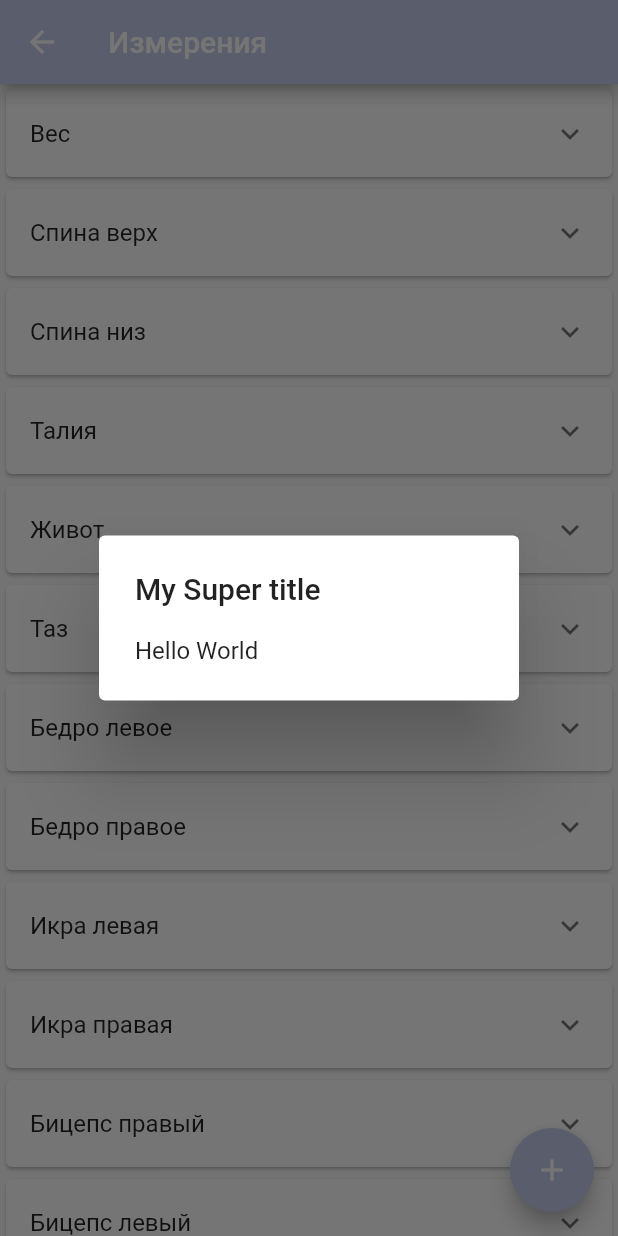
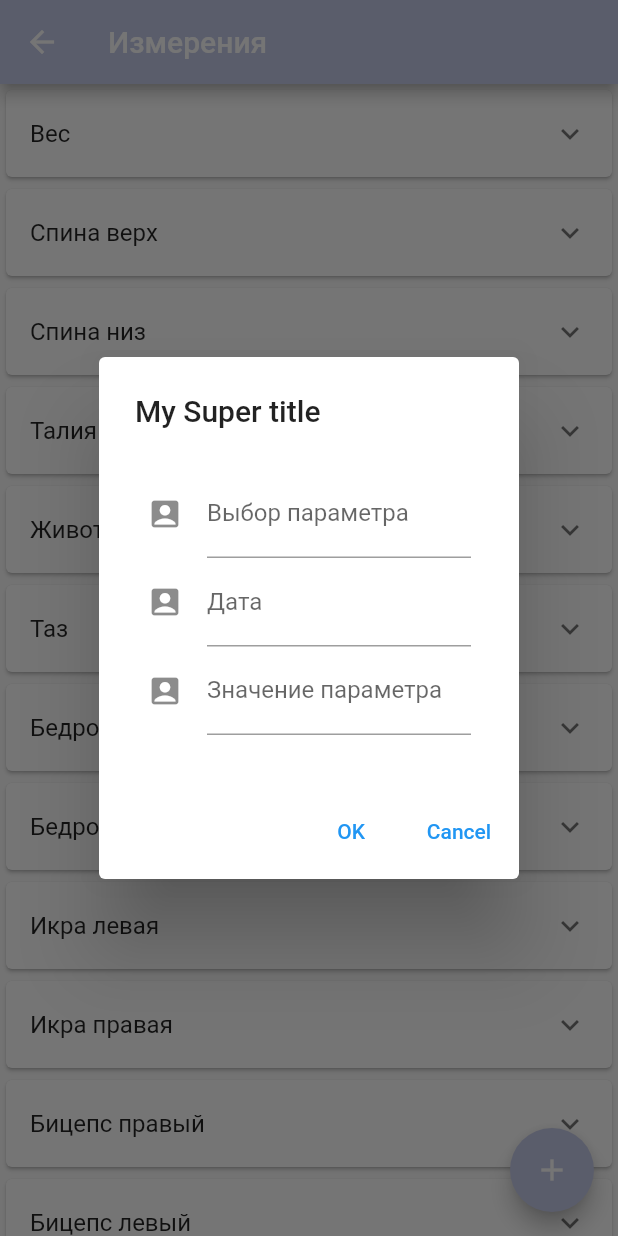
Before and after one commit to rmnsfx/nutrition, a Flutter app: the MeasurePage screen opened directly, after a tap on the "add" icon, on a phone screen of 412 x 824 dp. Run offline on Flutter 3.47's test engine with Material 2 defaults, Android fonts, the phone set to English and light mode, and no system bars; our stand-ins replace cloud_firestore, firebase_core, google_fonts; accounts and stored records are empty.

Commit message:
v1.0.4 datepicker

```diff
--- a/lib/measure.dart
+++ b/lib/measure.dart
@@ -9,16 +9,71 @@ class MeasurePage extends StatelessWidget {
   Widget build(BuildContext context) {
     return Scaffold(
       appBar: AppBar(
-        title: Text("Измерения"),
+        title: const Text("Измерения"),
         backgroundColor: Colors.indigo.shade100,
       ),
       floatingActionButton: FloatingActionButton(
         backgroundColor: Colors.indigo.shade100,
         onPressed: () {
           showDialog( context: context, builder: (BuildContext context) {
-            return const AlertDialog(
-              title: Text("My Super title"),
-              content: Text("Hello World"),
+            return AlertDialog(
+              title: const Text("My Super title"),
+              scrollable: true,
+              content: Padding(
+                padding: const EdgeInsets.all(8.0),
+                child: Column(
+                  children: [
+                    TextFormField(
+                      decoration: const InputDecoration(
+                      labelText: 'Выбор параметра',
+                      icon: Icon(Icons.account_box),),
+                    ),
+                    TextFormField(
+                      decoration: const InputDecoration(
+                        labelText: 'Дата',
+                        icon: Icon(Icons.account_box),
+                      ),
+                      onTap: () async {
+                        DateTime? pickedDate = await showDatePicker(
+                            context: context,
+                            initialDate: DateTime.now(), //get today's date
+                            firstDate:DateTime(2000), //DateTime.now() - not to allow to choose before today.
+                            lastDate: DateTime(2101)
+                        );
+
+                        // if(pickedDate != null ){
+                        //   print(pickedDate);  //get the picked date in the format => 2022-07-04 00:00:00.000
+                        //   String formattedDate = DateFormat('yyyy-MM-dd').format(pickedDate); // format date in required form here we use yyyy-MM-dd that means time is removed
+                        //   print(formattedDate); //formatted date output using intl package =>  2022-07-04
+                        //   //You can format date as per your need
+                        //
+                        //   setState(() {
+                        //     dateController.text = formattedDate; //set foratted date to TextField value.
+                        //   });
+                        // }else{
+                        //   print("Date is not selected");
+                        // }
+
+                      },
+                    ),
+                    TextFormField(
+                      decoration: const InputDecoration(
+                        labelText: 'Значение параметра',
+                        icon: Icon(Icons.account_box),),
+                    ),
+                  ],
+                ),
+              ),
+                actions: [
+                  TextButton(
+                    onPressed: () => Navigator.pop(context),
+                    child: Text('OK'),
+                  ),
+                  TextButton(
+                    onPressed: () => Navigator.pop(context),
+                    child: Text('Cancel'),
+                  ),
+                ]
             );
           });
         },
--- a/pubspec.yaml
+++ b/pubspec.yaml
@@ -16,7 +16,7 @@ publish_to: 'none' # Remove this line if you wish to publish to pub.dev
 # https://developer.apple.com/library/archive/documentation/General/Reference/InfoPlistKeyReference/Articles/CoreFoundationKeys.html
 # In Windows, build-name is used as the major, minor, and patch parts
 # of the product and file versions while build-number is used as the build suffix.
-version: 1.0.3
+version: 1.0.4
 
 environment:
   sdk: '>=2.17.0 <3.0.0'
```
